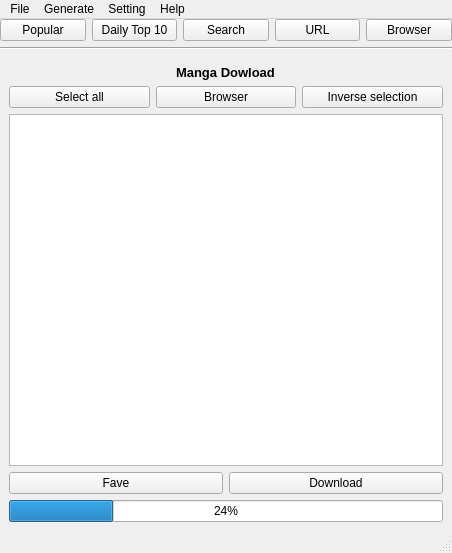
m-haisham/MangaK-UI, file dialogs/main.ui: the form before one commit.
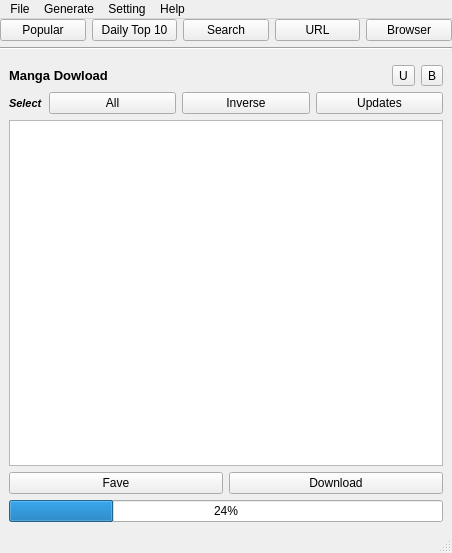
The form after the commit.

Diff of the .ui file:
```diff
--- a/dialogs/main.ui
+++ b/dialogs/main.ui
@@ -390,7 +390,9 @@
              </property>
              <item row="0" column="0">
               <layout class="QVBoxLayout" name="verticalLayout_3">
-               <item alignment="Qt::AlignHCenter">
+               <item>
+                <layout class="QHBoxLayout" name="horizontalLayout_10">
+                 <item>
                 <widget class="QLabel" name="mangaTitle">
                  <property name="font">
                   <font>
@@ -408,26 +410,90 @@
                 </widget>
                </item>
                <item>
+                  <widget class="QToolButton" name="ShowUpdatesToolButton">
+                   <property name="toolTip">
+                    <string>Display updates</string>
+                   </property>
+                   <property name="text">
+                    <string>U</string>
+                   </property>
+                  </widget>
+                 </item>
+                 <item>
+                  <widget class="QToolButton" name="ChapterBrowserToolButton">
+                   <property name="toolTip">
+                    <string>Open manga in browser</string>
+                   </property>
+                   <property name="text">
+                    <string>B</string>
+                   </property>
+                  </widget>
+                 </item>
+                </layout>
+               </item>
+               <item>
                 <layout class="QHBoxLayout" name="horizontalLayout_2">
+                 <item>
+                  <widget class="QLabel" name="label_3">
+                   <property name="sizePolicy">
+                    <sizepolicy hsizetype="Fixed" vsizetype="Preferred">
+                     <horstretch>0</horstretch>
+                     <verstretch>0</verstretch>
+                    </sizepolicy>
+                   </property>
+                   <property name="font">
+                    <font>
+                     <pointsize>8</pointsize>
+                     <weight>75</weight>
+                     <italic>true</italic>
+                     <bold>true</bold>
+                    </font>
+                   </property>
+                   <property name="text">
+                    <string>Select</string>
+                   </property>
+                  </widget>
+                 </item>
                  <item>
                   <widget class="QPushButton" name="selectAllMangaButton">
-                   <property name="text">
-                    <string>Select all</string>
+                   <property name="sizePolicy">
+                    <sizepolicy hsizetype="Minimum" vsizetype="Fixed">
+                     <horstretch>0</horstretch>
+                     <verstretch>0</verstretch>
+                    </sizepolicy>
                    </property>
-                  </widget>
-                 </item>
-                 <item>
-                  <widget class="QPushButton" name="ChapterBrowserPushButton">
+                   <property name="toolTip">
+                    <string>Select all chapters</string>
+                   </property>
                    <property name="text">
-                    <string>Browser</string>
+                    <string>All</string>
                    </property>
                   </widget>
                  </item>
                  <item>
                   <widget class="QPushButton" name="inverseSelectedMangaButton">
-                   <property name="text">
+                   <property name="sizePolicy">
+                    <sizepolicy hsizetype="Minimum" vsizetype="Fixed">
+                     <horstretch>0</horstretch>
+                     <verstretch>0</verstretch>
+                    </sizepolicy>
+                   </property>
+                   <property name="toolTip">
                     <string>Inverse selection</string>
                    </property>
+                   <property name="text">
+                    <string>Inverse</string>
+                   </property>
+                  </widget>
+                 </item>
+                 <item>
+                  <widget class="QPushButton" name="SelectUpdatedChaptersPushButton">
+                   <property name="toolTip">
+                    <string>Select all updates</string>
+                   </property>
+                   <property name="text">
+                    <string>Updates</string>
+                   </property>
                   </widget>
                  </item>
                 </layout>
```
Left out of the diff: 20 changed lines with no effect on the pictures. Lines whose indentation alone changed are shown as unchanged.
